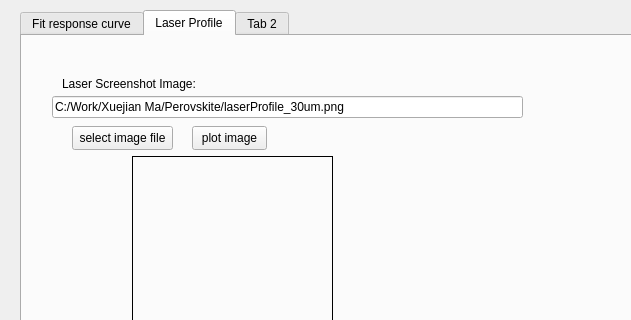
Qt form DiffusionAnalysis/form.ui (xuejianma/LabTools) before a commit; both pictures show x 0 to 631 and y 0 to 320 of the 800 by 600 pixel window.
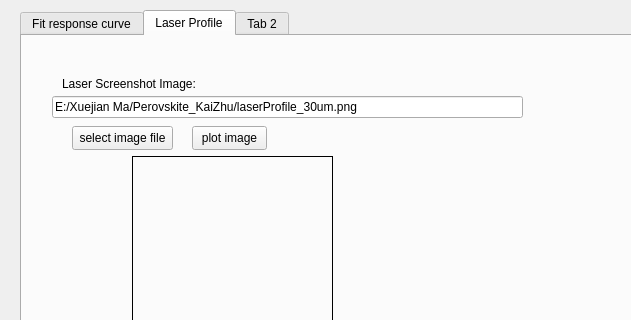
The same form after that commit. Icons and pictures are not drawn. Custom widgets are drawn as their Qt base class.

The edit to the form file:
```diff
--- a/DiffusionAnalysis/form.ui
+++ b/DiffusionAnalysis/form.ui
@@ -422,7 +422,7 @@
       </rect>
      </property>
      <property name="text">
-      <string>C:/Work/Xuejian Ma/Perovskite/laserProfile_30um.png</string>
+      <string>E:/Xuejian Ma/Perovskite_KaiZhu/laserProfile_30um.png</string>
      </property>
      <property name="placeholderText">
       <string>eg: ~/laserSpot.png</string>
```
